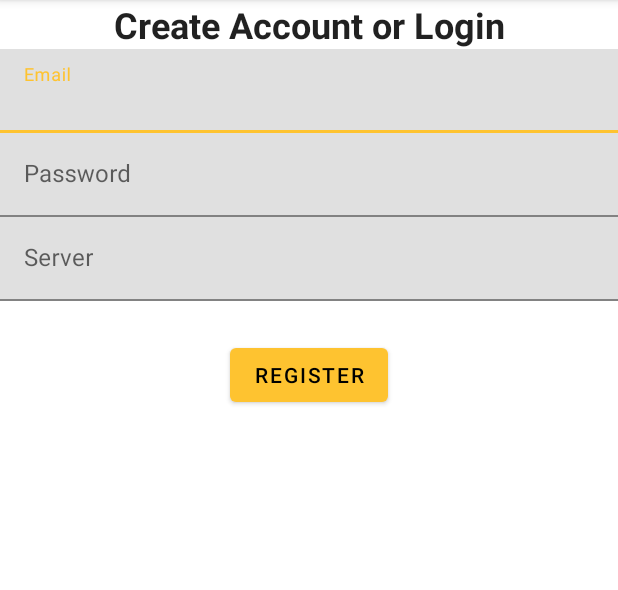
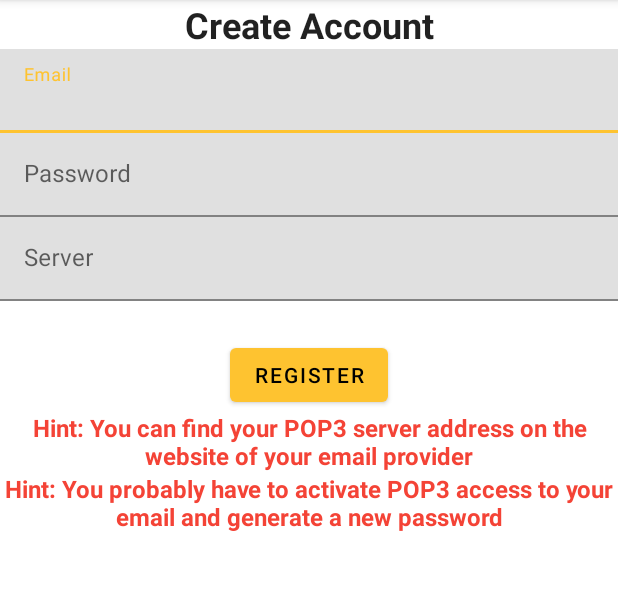
Before and after one commit to KilianBalter/DeliveryTracker, an Android app: the screen it shows after launch (MainActivity), on a phone screen of 412 x 824 dp, the part 84-674 px from its top. Run offline under Robolectric (Android 15) with nearby library versions, the phone set to English and light mode, and no system bars; libraries missing offline, so code that uses them is left out: io.realm; pictures from the network do not load; 4 statements that could not run were skipped.

Commit message:
improve visuals

```diff
--- a/app/src/main/res/layout/pop_login.xml
+++ b/app/src/main/res/layout/pop_login.xml
@@ -21,7 +21,7 @@
             style="@android:style/Widget.Material.TextView"
             android:layout_width="match_parent"
             android:layout_height="wrap_content"
-            android:text="Create Account or Login"
+            android:text="Create Account"
             android:textAlignment="center"
             android:textAppearance="@style/TextAppearance.AppCompat.Headline"
             android:textStyle="bold" />
@@ -103,7 +103,7 @@
                 android:layout_height="wrap_content"
                 android:text="Hint: You can find your POP3 server address on the website of your email provider"
                 android:textAlignment="center"
-                android:textColor="#FFFFFF"
+                android:textColor="#F44336"
                 android:textSize="16sp"
                 android:textStyle="bold" />
 
@@ -113,7 +113,7 @@
                 android:layout_height="wrap_content"
                 android:text="Hint: You probably have to activate POP3 access to your email and generate a new password"
                 android:textAlignment="center"
-                android:textColor="#FFFFFF"
+                android:textColor="#F44336"
                 android:textSize="16sp"
                 android:textStyle="bold" />
         </LinearLayout>
```
Also changed, not shown: app/src/main/java/com/example/th_android2022/EmailDisplay.java (+10 -2 lines), app/src/main/java/com/example/th_android2022/Filter/LinkFilter.java (+7 -7 lines).
